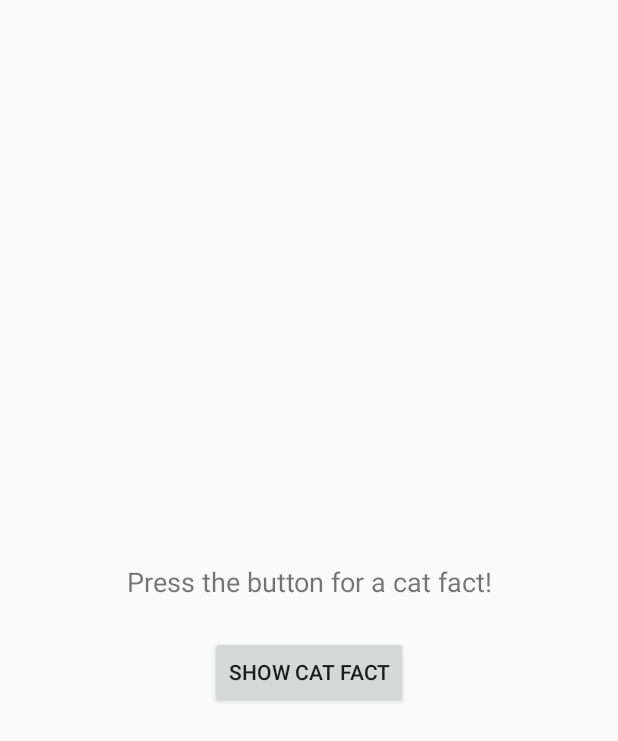
After one commit to atheod14/jcatfacts, an Android app built with Jetpack Compose: the layout activity_main.xml on its own in the app's theme, with its tools: preview values and no code run, on a phone screen of 412 x 824 dp. The commit adds this screen. Shown: the top 741 px of the screen. Run offline under Robolectric (Android 15) with nearby library versions, the phone set to English and light mode, and no system bars.

Commit message:
Created a simple UI layout and added string references to strings.xml

```diff
--- /dev/null
+++ b/app/src/main/res/layout/activity_main.xml
@@ -0,0 +1,28 @@
+<LinearLayout
+    xmlns:android="http://schemas.android.com/apk/res/android"
+    android:layout_width="match_parent" android:layout_height="match_parent"
+    android:orientation="vertical"
+    android:gravity="center"
+    android:padding="16dp">
+
+    <ProgressBar
+        android:id="@+id/loadingIndicator"
+        android:visibility="gone"
+        android:layout_width="wrap_content"
+        android:layout_height="wrap_content" />
+
+    <TextView
+        android:id="@+id/factTextView"
+        android:text="@string/getCatFactPlaceholder"
+        android:textSize="18sp"
+        android:layout_marginVertical="24dp"
+        android:layout_width="match_parent"
+        android:layout_height="wrap_content"
+        android:gravity="center" />
+
+    <Button
+        android:id="@+id/showFactButton"
+        android:text="@string/getCatFactBtnLabel"
+        android:layout_width="wrap_content"
+        android:layout_height="wrap_content" />
+</LinearLayout>
--- a/app/src/main/res/values/strings.xml
+++ b/app/src/main/res/values/strings.xml
@@ -1,3 +1,6 @@
 <resources>
     <string name="app_name">Cat facts</string>
+    <string name="getCatFactPlaceholder">Press the button for a cat fact!</string>
+    <string name="getCatFactBtnLabel">Show Cat Fact</string>
+
 </resources>
```
